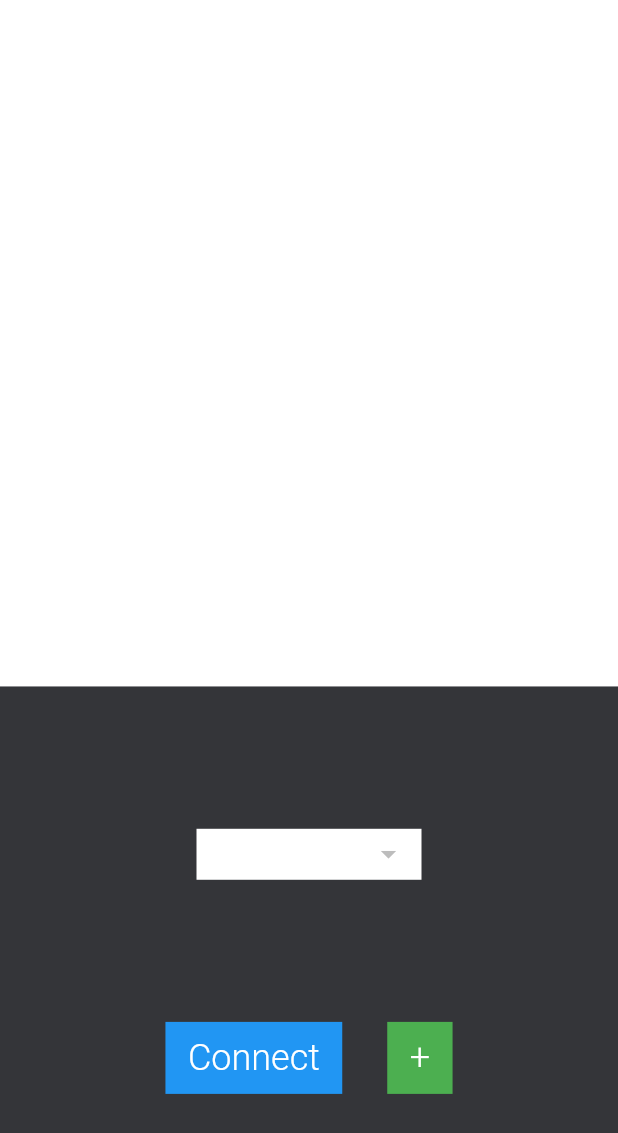
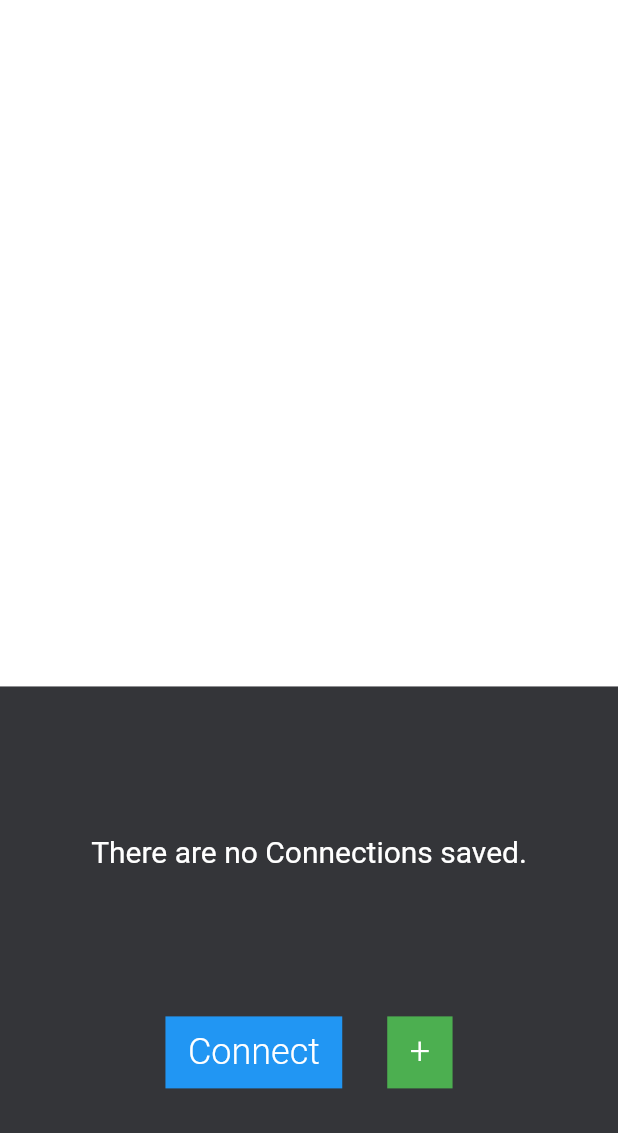
Before and after one commit to wttech/cogboard-mobile, a Flutter app: the screen it shows after launch, on a phone screen of 412 x 824 dp. Shown: the top 1133 px of the screen. Run offline on Flutter 3.47's test engine with Material 2 defaults, Android fonts, the phone set to English and light mode, and no system bars; our stand-ins replace shared_preferences.

Commit message:
HOTFIX errors when no connections saved in sharedprefs

```diff
--- a/lib/widgets/url_select_widget.dart
+++ b/lib/widgets/url_select_widget.dart
@@ -37,6 +37,7 @@ class _UrlSelectState extends State<UrlSelect> {
   }
 
   Future<void> loadConnections() async {
+    try {
       final settingsProvider =
           Provider.of<SettingsProvider>(context, listen: false);
       await settingsProvider.fetchConnections();
@@ -46,11 +47,16 @@ class _UrlSelectState extends State<UrlSelect> {
         _connections = settingsProvider.connections;
         _connection = c;
       });
+    } catch (Exception) {
+      print("No connections fetched");
+    }
   }
 
   @override
   Widget build(BuildContext context) {
     final settingsProvider = Provider.of<SettingsProvider>(context);
+
+    if (_connections != null && _connections.length > 0) {
       return Container(
         width: 150,
         padding: EdgeInsets.symmetric(horizontal: 10, vertical: 5),
@@ -79,5 +85,17 @@ class _UrlSelectState extends State<UrlSelect> {
           ),
         ),
       );
+    } else {
+      return Container(
+        child: Text(
+          "There are no Connections saved.",
+          textAlign: TextAlign.center,
+          style: TextStyle(
+            color: Colors.white,
+            fontSize: 20,
+          ),
+        ),
+      );
     }
   }
+}
```
Lines whose indentation alone changed are shown as unchanged.
